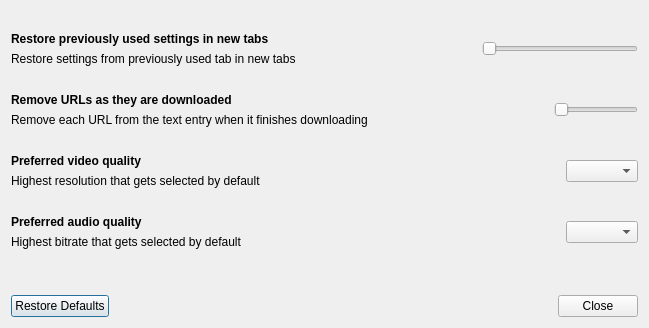
Before: the Qt Designer form src/designer/preferences_dialog.ui in markop404/media-downloader, drawn with Qt 5.
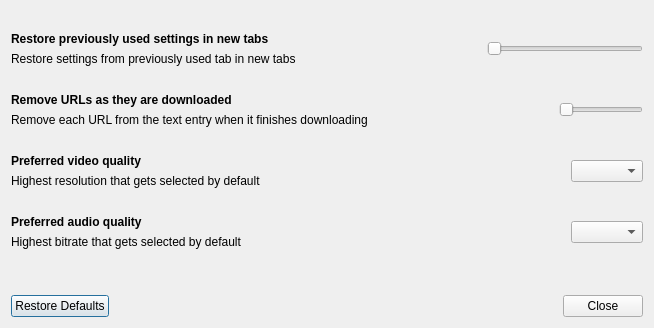
After: the same form once the commit is applied. Custom widgets are drawn as their Qt base class.

```diff
--- a/src/designer/preferences_dialog.ui
+++ b/src/designer/preferences_dialog.ui
@@ -74,7 +74,7 @@
        </property>
        <property name="sizeHint" stdset="0">
         <size>
-         <width>180</width>
+         <width>185</width>
          <height>20</height>
         </size>
        </property>
@@ -166,7 +166,7 @@
        </property>
        <property name="sizeHint" stdset="0">
         <size>
-         <width>180</width>
+         <width>185</width>
          <height>20</height>
         </size>
        </property>
@@ -258,7 +258,7 @@
        </property>
        <property name="sizeHint" stdset="0">
         <size>
-         <width>180</width>
+         <width>185</width>
          <height>20</height>
         </size>
        </property>
@@ -341,7 +341,7 @@
        </property>
        <property name="sizeHint" stdset="0">
         <size>
-         <width>180</width>
+         <width>185</width>
          <height>20</height>
         </size>
        </property>
```
